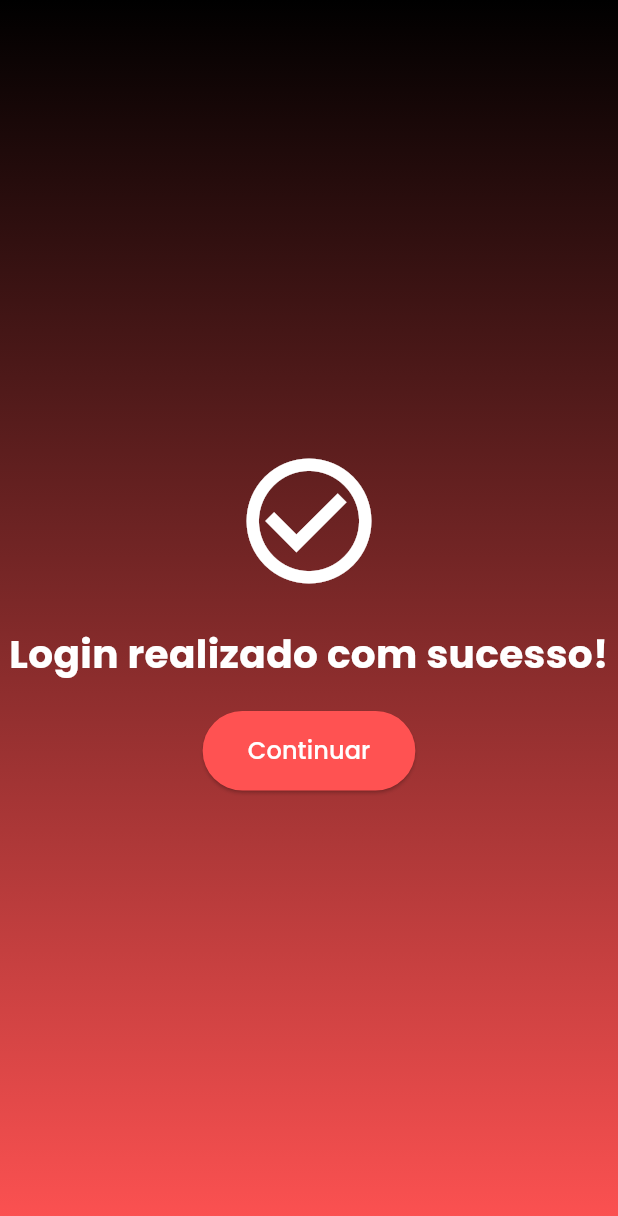
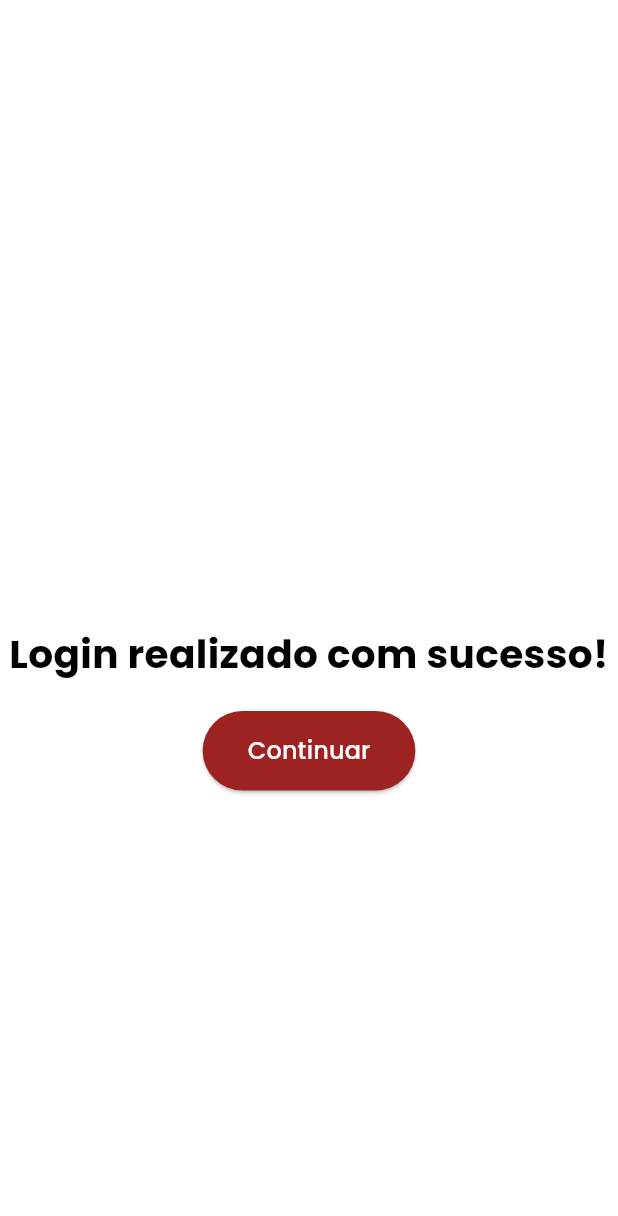
Before and after one commit to JoanaPixel/CatalogoProduto_flutter, a Flutter app: the SuccessScreen screen opened directly, on a phone screen of 412 x 824 dp. Shown: the top 1216 px of the screen. Run offline on Flutter 3.47's test engine with Material 3 defaults, Android fonts, the phone set to English and light mode, and no system bars; our stand-ins replace flutter_secure_storage, google_fonts, supabase_flutter; accounts and stored records are empty; network calls fail.

Commit message:
3.5.3 - ajustando e estilizando interfaces

```diff
--- a/lib/screens/confirm_login_screen.dart
+++ b/lib/screens/confirm_login_screen.dart
@@ -5,15 +5,7 @@ class SuccessScreen extends StatelessWidget {
   @override
   Widget build(BuildContext context) {
     return Scaffold(
-      body: Container(
-        decoration: const BoxDecoration(
-          gradient: LinearGradient(
-            colors: [Colors.black, Colors.redAccent],
-            begin: Alignment.topCenter,
-            end: Alignment.bottomCenter,
-          ),
-        ),
-        child: Center(
+      body: Center(
         child: Column(
           mainAxisAlignment: MainAxisAlignment.center,
           children: [
@@ -24,7 +16,7 @@ class SuccessScreen extends StatelessWidget {
               style: GoogleFonts.poppins(
                 fontSize: 26,
                 fontWeight: FontWeight.bold,
-                  color: Colors.white,
+                color: const Color.fromARGB(255, 0, 0, 0),
               ),
               textAlign: TextAlign.center,
             ),
@@ -35,8 +27,11 @@ class SuccessScreen extends StatelessWidget {
                 Navigator.pushNamed(context, '/catalog');
               },
               style: ElevatedButton.styleFrom(
-                  backgroundColor: Colors.redAccent,
-                  padding: const EdgeInsets.symmetric(horizontal: 30, vertical: 15),
+                backgroundColor: const Color(0xFF9D2323),
+                padding: const EdgeInsets.symmetric(
+                  horizontal: 30,
+                  vertical: 15,
+                ),
                 shape: RoundedRectangleBorder(
                   borderRadius: BorderRadius.circular(30),
                 ),
@@ -49,7 +44,6 @@ class SuccessScreen extends StatelessWidget {
           ],
         ),
       ),
-      ),
     );
   }
 }
--- a/lib/screens/login_screen.dart
+++ b/lib/screens/login_screen.dart
@@ -62,7 +62,6 @@ class _LoginScreenState extends State<LoginScreen> {
           child: Column(
             crossAxisAlignment: CrossAxisAlignment.center,
             children: [
-
               Align(
                 alignment: Alignment.centerLeft,
                 child: IconButton(
@@ -189,7 +188,7 @@ class _LoginScreenState extends State<LoginScreen> {
                   Navigator.push(
                     context,
                     MaterialPageRoute(builder: (_) => RegisterScreen()),
-                    );
+                  );
                 },
                 child: Text(
                   "Não tem uma conta? Cadastrar-se",
```
Also changed, not shown: lib/screens/RegisterScreen.dart (+1 -8 lines), lib/screens/catalog_screen.dart (+34 -8 lines). Lines whose indentation alone changed are shown as unchanged.
